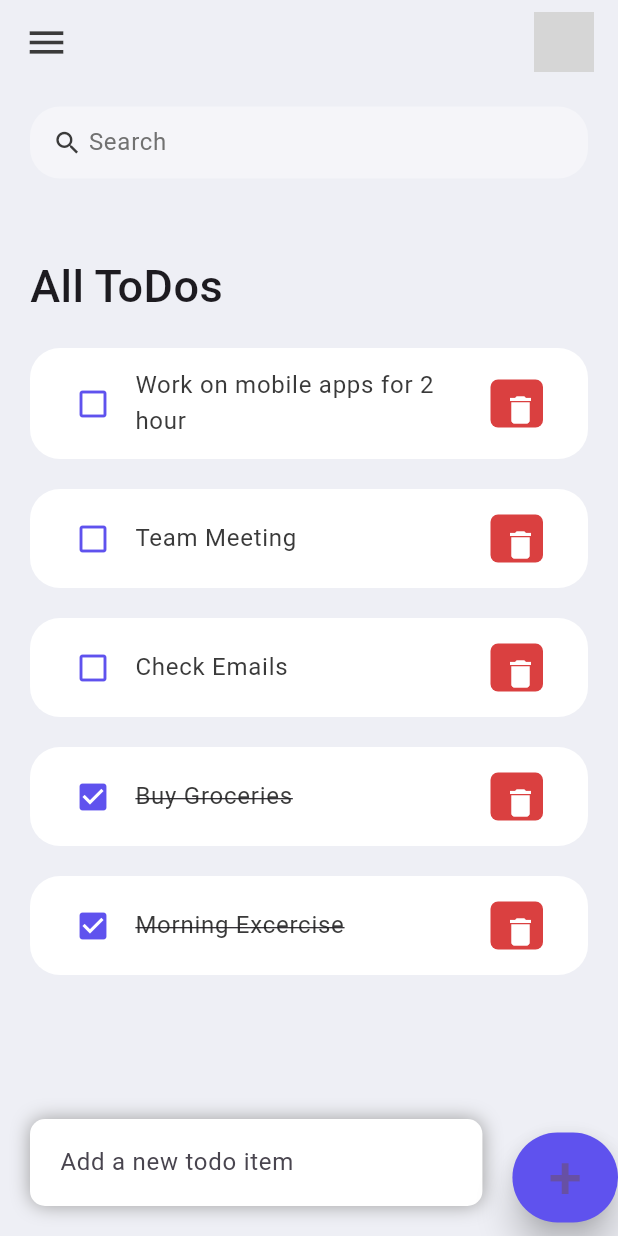
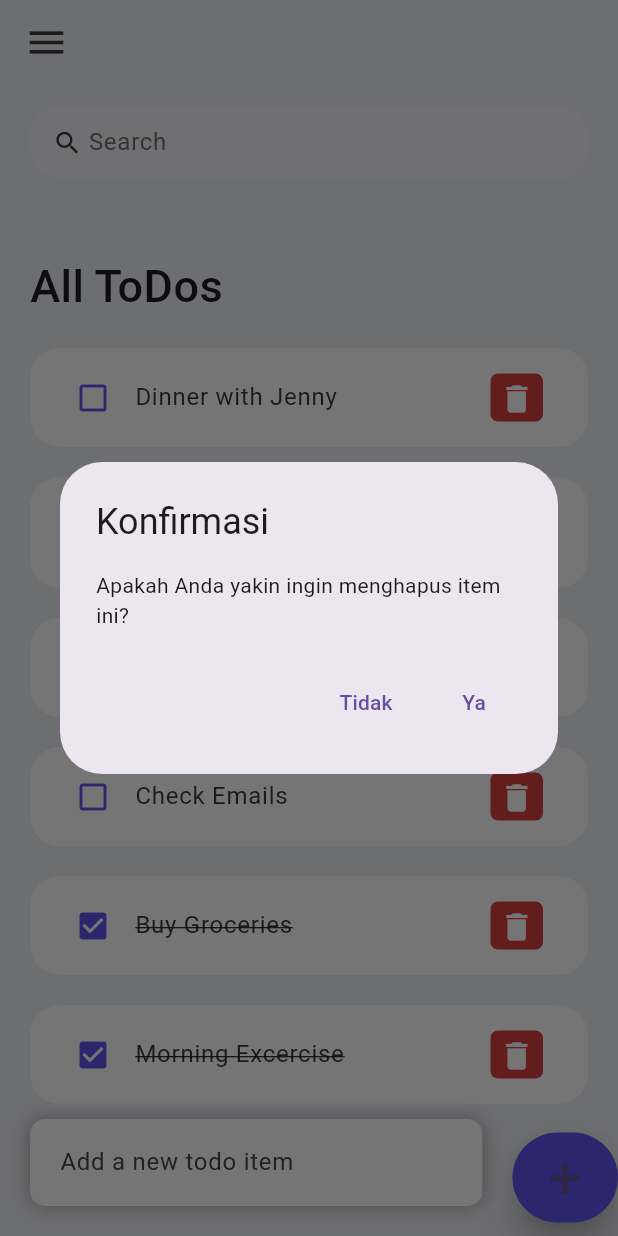
Before and after one commit to alifrizqullahmaruf/To-Do-List-Flutter-App, a Flutter app: the screen it shows after launch, after a tap on the "delete" icon, on a phone screen of 412 x 824 dp. Run offline on Flutter 3.47's test engine with Material 3 defaults, Android fonts, the phone set to English and light mode, and no system bars; grey boxes are pictures that could not be loaded.

Commit message:
add some Toast dan confirm and check on just todo_item and home

```diff
--- a/lib/home.dart
+++ b/lib/home.dart
@@ -118,11 +118,34 @@ class _HomeState extends State<Home> {
     });
   }
 
-  void _deleteToDoItem(String id) {
-    setState(() {
-      todosList.removeWhere((element) => element.id == id);
-    });
-  }
+void _deleteToDoItem(String id) {
+  showDialog(
+    context: context,
+    builder: (BuildContext context) {
+      return AlertDialog(
+        title: Text('Konfirmasi'),
+        content: Text('Apakah Anda yakin ingin menghapus item ini?'),
+        actions: <Widget>[
+          TextButton(
+            onPressed: () {
+              Navigator.of(context).pop();
+            },
+            child: Text('Tidak'),
+          ),
+          TextButton(
+            onPressed: () {
+              setState(() {
+                todosList.removeWhere((element) => element.id == id);
+              });
+              Navigator.of(context).pop();
+            },
+            child: Text('Ya'),
+          ),
+        ],
+      );
+    },
+  );
+}
 
   void _addToDoList(String toDo) {
     setState(() {
--- a/lib/widget/todo_item.dart
+++ b/lib/widget/todo_item.dart
@@ -20,6 +20,9 @@ class ToDoItem extends StatelessWidget {
       margin: const EdgeInsets.only(bottom: 20),
       child: ListTile(
         onTap: () {
+          // Toastnya
+          // ScaffoldMessenger.of(context)
+          //     .showSnackBar(SnackBar(content: Text("Berhasil")));
           onToDoChanged(todo);
         },
         shape: RoundedRectangleBorder(
@@ -43,7 +46,9 @@ class ToDoItem extends StatelessWidget {
         ),
         trailing: Container(
           padding: const EdgeInsets.all(0),
-          margin: const EdgeInsets.symmetric(vertical: 12),
+          margin: const EdgeInsets.symmetric(
+            vertical: 12,
+          ),
           width: 35,
           height: 35,
           decoration: BoxDecoration(
@@ -51,6 +56,8 @@ class ToDoItem extends StatelessWidget {
             color: tdRed,
           ),
           child: IconButton(
+            padding: const EdgeInsets.all(5),
+            iconSize: 24,
             onPressed: () {
               onDeleteItem(todo.id);
             },
```
